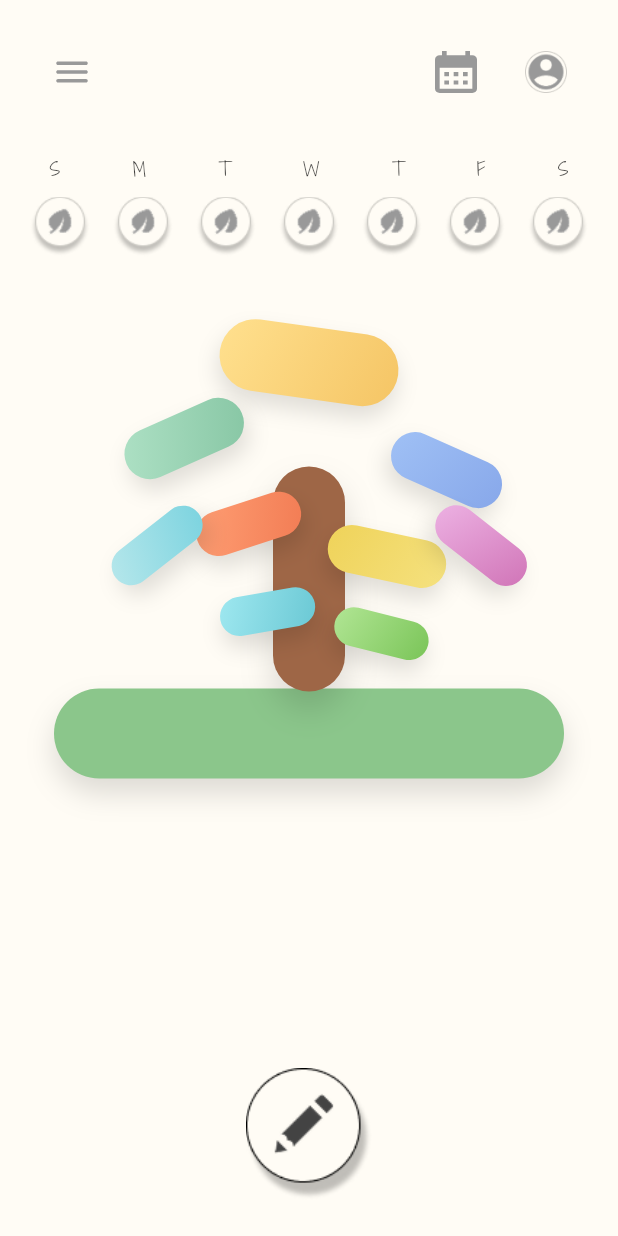
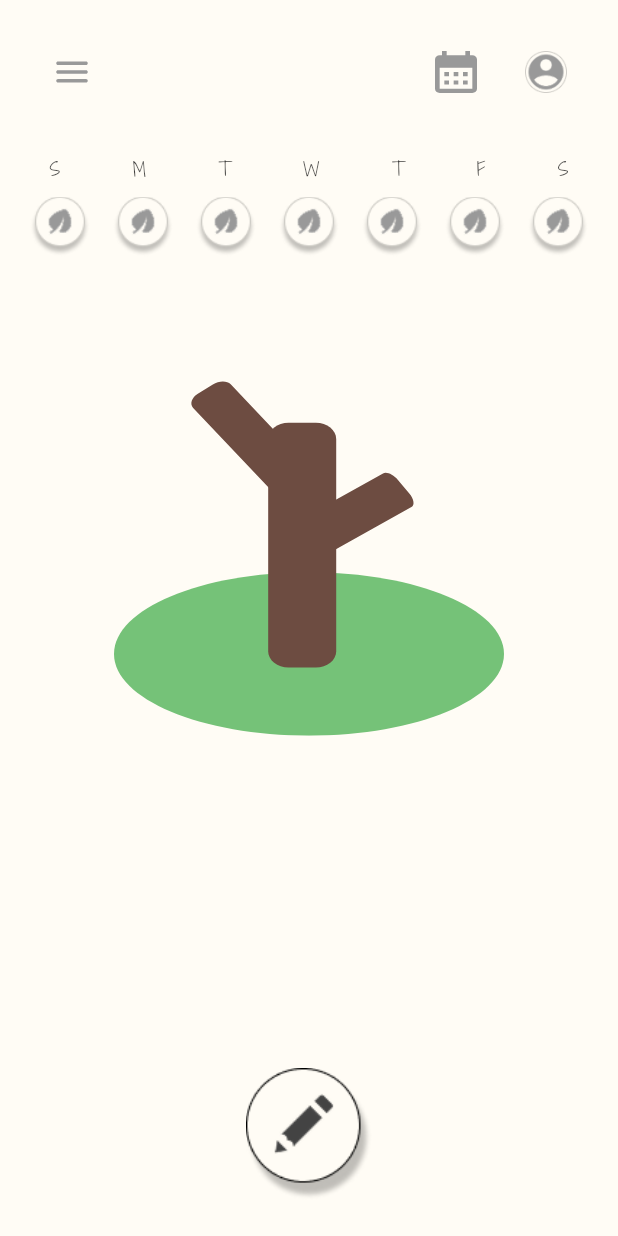
Before and after one commit to GDG-KU/DiaryGarden-FE, a Flutter app: the MainPage screen opened by its route, on a phone screen of 412 x 824 dp. Run offline on Flutter 3.47's test engine with Material 3 defaults, Android fonts, the phone set to English and light mode, and no system bars; our stand-ins replace flutter_svg.

Commit message:
다이어리 페이지 연결

```diff
--- a/lib/presentation/features/main/main_page.dart
+++ b/lib/presentation/features/main/main_page.dart
@@ -1,9 +1,10 @@
-import 'dart:math' as math;
-
 import 'package:diary_garden/core/config/api_config.dart';
 import 'package:diary_garden/core/theme/app_colors.dart';
 import 'package:diary_garden/data/datasource/diary_api_client.dart';
+import 'package:diary_garden/data/models/diary_entry.dart';
 import 'package:diary_garden/data/models/remote_diary_entry.dart';
+import 'package:diary_garden/presentation/features/diary/diary_read_page.dart';
+import 'package:diary_garden/presentation/features/diary/diary_write_page.dart';
 import 'package:flutter/material.dart';
 import 'package:flutter/services.dart';
 import 'package:flutter_svg/flutter_svg.dart';
@@ -76,15 +77,17 @@ class _MainPageState extends State<MainPage> {
 
   String _treeIdForDate(DateTime date) => 'tree-${DateFormat('yyyyMMdd').format(date)}';
 
-  Future<void> _openWriteDialog() async {
-    final targetDate = DateTime.now();
-    await showDialog<void>(
-      context: context,
-      builder: (_) => WriteDiaryDialog(
-        date: targetDate,
-        onSubmit: (title, body) => _submitDiary(targetDate, title, body),
+  Future<void> _openWritePage() async {
+    final bool? saved = await Navigator.of(context).push<bool>(
+      MaterialPageRoute(
+        builder: (_) => DiaryWritePage(
+          onSubmit: (date, title, body) => _submitDiary(date, title, body),
+        ),
       ),
     );
+    if (saved == true) {
+      await _loadRecentDiaries();
+    }
   }
 
   Future<RemoteDiaryEntry> _submitDiary(
@@ -136,9 +139,11 @@ class _MainPageState extends State<MainPage> {
       final entry = await _diaryApiClient.fetchDiary(id: status.diaryId!, authToken: token);
       if (!mounted) return;
       Navigator.of(context).pop();
-      await showDialog<void>(
-        context: context,
-        builder: (_) => ViewDiaryDialog(date: status.date, entry: entry),
+      final diaryEntry = _toDiaryEntry(entry);
+      await Navigator.of(context).push(
+        MaterialPageRoute(
+          builder: (_) => DiaryReadPage(entries: [diaryEntry]),
+        ),
       );
     } catch (error) {
       if (mounted) {
@@ -160,6 +165,18 @@ class _MainPageState extends State<MainPage> {
     if (trimmedBody.isEmpty) return trimmedTitle;
     if (trimmedTitle.isEmpty) return trimmedBody;
     return '$trimmedTitle\n\n$trimmedBody';
+  }
+
+  DiaryEntry _toDiaryEntry(RemoteDiaryEntry entry) {
+    final parsed = splitDiaryContent(entry.content);
+    return DiaryEntry(
+      id: entry.id,
+      title: parsed.title.isEmpty ? '오늘 하루' : parsed.title,
+      content: parsed.body.isEmpty ? parsed.title : parsed.body,
+      date: entry.writtenDate,
+      emotionScores: const {'default': 1.0},
+      dominantEmotion: 'default',
+    );
   }
 
   void _openCalendar() {
@@ -199,7 +216,7 @@ class _MainPageState extends State<MainPage> {
                 onProfileTap: _handleProfileTap,
               ),
             ),
-            _FloatingWriteButton(onPressed: _openWriteDialog),
+            _FloatingWriteButton(onPressed: _openWritePage),
           ],
         ),
       ),
@@ -241,7 +258,7 @@ class _MainScrollView extends StatelessWidget {
           const SizedBox(height: 10),
           _DayStatusRow(statuses: statuses, onTap: onDayTap),
           const SizedBox(height: 40),
-          const _TreeIllustration(),
+          _TreeIllustration(writtenCount: statuses.where((s) => s.hasDiary).length),
         ],
       ),
     );
@@ -456,64 +473,19 @@ class _DayStatusModel {
 }
 
 class _TreeIllustration extends StatelessWidget {
-  const _TreeIllustration();
+  const _TreeIllustration({required this.writtenCount});
 
-  static const _leafPlacements = [
-    _LeafPlacement(
-      alignment: Alignment(0, -0.95),
-      colors: [Color(0xFFFFE08E), Color(0xFFF5C565)],
-      angleDeg: 8,
-      size: Size(120, 48),
-    ),
-    _LeafPlacement(
-      alignment: Alignment(-0.65, -0.55),
-      colors: [Color(0xFFAEE1C5), Color(0xFF87C6A4)],
-      angleDeg: -24,
-      size: Size(84, 34),
-    ),
-    _LeafPlacement(
-      alignment: Alignment(0.7, -0.4),
-      colors: [Color(0xFF9FC0F5), Color(0xFF88A8EA)],
-      angleDeg: 24,
-      size: Size(78, 32),
-    ),
-    _LeafPlacement(
-      alignment: Alignment(-0.3, -0.15),
-      colors: [Color(0xFFFF9F74), Color(0xFFF27C54)],
-      angleDeg: -18,
-      size: Size(72, 30),
-    ),
-    _LeafPlacement(
-      alignment: Alignment(0.4, 0),
-      colors: [Color(0xFFEFD35A), Color(0xFFF5E17E)],
-      angleDeg: 12,
-      size: Size(80, 32),
-    ),
-    _LeafPlacement(
-      alignment: Alignment(-0.75, -0.05),
-      colors: [Color(0xFFB6E7EB), Color(0xFF7BD3DF)],
-      angleDeg: -38,
-      size: Size(70, 26),
-    ),
-    _LeafPlacement(
-      alignment: Alignment(0.85, -0.05),
-      colors: [Color(0xFFECB0E2), Color(0xFFD176B8)],
-      angleDeg: 38,
-      size: Size(70, 28),
-    ),
-    _LeafPlacement(
-      alignment: Alignment(-0.2, 0.25),
-      colors: [Color(0xFF9FE8F0), Color(0xFF6AC8D4)],
-      angleDeg: -10,
-      size: Size(64, 26),
-    ),
-    _LeafPlacement(
-      alignment: Alignment(0.35, 0.35),
-      colors: [Color(0xFFB0E593), Color(0xFF7BC559)],
-      angleDeg: 14,
-      size: Size(64, 26),
-    ),
-  ];
+  final int writtenCount;
+
+  String get _assetPath {
+    final level = switch (writtenCount) {
+      0 => 1,
+      1 || 2 => 2,
+      3 || 4 || 5 => 3,
+      _ => 4,
+    };
+    return 'assets/svgs/tree_level_$level.svg';
+  }
 
   @override
   Widget build(BuildContext context) {
@@ -521,95 +493,22 @@ class _TreeIllustration extends StatelessWidget {
       padding: const EdgeInsets.symmetric(horizontal: 36),
       child: SizedBox(
         height: 320,
-        child: Stack(
-          alignment: Alignment.center,
-          children: [
-            Positioned(
-              bottom: 12,
-              left: 0,
-              right: 0,
-              child: Container(
-                height: 60,
-                decoration: BoxDecoration(
-                  color: const Color(0xFF8BC68B),
-                  borderRadius: BorderRadius.circular(30),
-                  boxShadow: const [
-                    BoxShadow(
-                      color: Color(0x22000000),
-                      blurRadius: 16,
-                      offset: Offset(0, 10),
-                    ),
-                  ],
-                ),
-              ),
+        child: Center(
+          child: _SvgAssetPicture(
+            assetPath: _assetPath,
+            width: 260,
+            height: 260,
+            semanticLabel: 'tree_level',
+            fallback: Icon(
+              Icons.park_rounded,
+              size: 120,
+              color: AppColors.leafGreen.withValues(alpha: 0.7),
             ),
-            Positioned(
-              bottom: 70,
-              child: Container(
-                width: 48,
-                height: 150,
-                decoration: BoxDecoration(
-                  color: AppColors.trunk,
-                  borderRadius: BorderRadius.circular(30),
-                  boxShadow: const [
-                    BoxShadow(
-                      color: Color(0x22000000),
-                      blurRadius: 18,
-                      offset: Offset(0, 12),
-                    ),
-                  ],
-                ),
-              ),
-            ),
-            for (final placement in _leafPlacements)
-              Align(
-                alignment: placement.alignment,
-                child: Transform.rotate(
-                  angle: placement.angleRad,
-                  child: Container(
-                    width: placement.size.width,
-                    height: placement.size.height,
-                    decoration: BoxDecoration(
-                      gradient: LinearGradient(
-                        colors: placement.colors,
-                        begin: Alignment.topLeft,
-                        end: Alignment.bottomRight,
-                      ),
-                      borderRadius: BorderRadius.circular(
-                        placement.size.height,
-                      ),
-                      boxShadow: const [
-                        BoxShadow(
-                          color: Color(0x1F000000),
-                          blurRadius: 12,
-                          offset: Offset(0, 8),
-                        ),
-                      ],
-                    ),
-                  ),
-                ),
-              ),
-          ],
+          ),
         ),
       ),
     );
   }
-}
-
-class _LeafPlacement {
-  const _LeafPlacement({
-    required this.alignment,
-    required this.colors,
-    required this.angleDeg,
-    required this.size,
-  });
-
-  final Alignment alignment;
-  final List<Color> colors;
-  final double angleDeg;
-  final Size size;
-
-  double get angleRad => angleDeg * math.pi / 180;
 }
 
 class _FloatingWriteButton extends StatelessWidget {
@@ -920,7 +819,7 @@ class ViewDiaryDialog extends StatelessWidget {
   @override
   Widget build(BuildContext context) {
     final dateLabel = DateFormat('M월 d일', 'ko').format(date);
-    final parsed = _splitContent(entry.content);
+    final parsed = splitDiaryContent(entry.content);
     return Dialog(
       backgroundColor: Colors.transparent,
       child: SingleChildScrollView(
@@ -954,15 +853,6 @@ class ViewDiaryDialog extends StatelessWidget {
         ),
       ),
     );
-  }
-
-  _ModalContent _splitContent(String content) {
-    final segments = content.split('\n\n');
-    final title = segments.isNotEmpty ? segments.first.trim() : '';
-    final body = segments.length > 1
-        ? segments.sublist(1).join('\n\n').trim()
-        : '';
-    return _ModalContent(title: title, body: body);
   }
 }
 
@@ -1073,6 +963,15 @@ class _DiaryTextField extends StatelessWidget {
   }
 }
 
+_ModalContent splitDiaryContent(String content) {
+  final segments = content.split('\n\n');
+  final title = segments.isNotEmpty ? segments.first.trim() : '';
+  final body = segments.length > 1
+      ? segments.sublist(1).join('\n\n').trim()
+      : '';
+  return _ModalContent(title: title, body: body);
+}
+
 class _ModalContent {
   const _ModalContent({required this.title, required this.body});
 
```
Also changed, not shown: lib/presentation/features/diary/diary_write_page.dart (+50 -15 lines).
